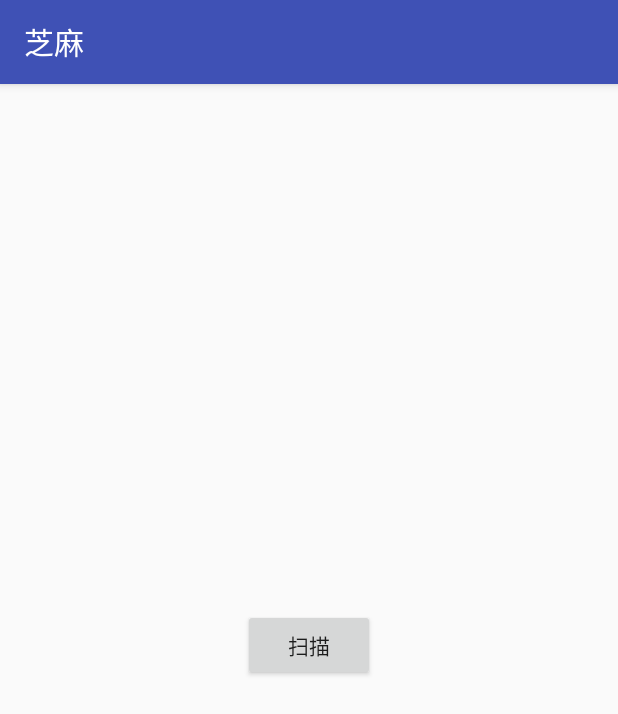
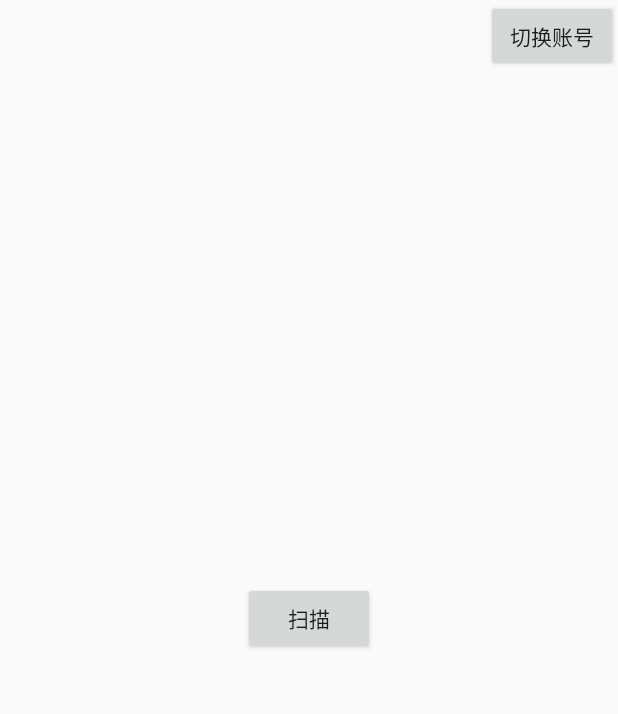
Before and after one commit to thsai/sesame, an Android app: the QTActivity screen opened directly, with no data from a screen before it, on a phone screen of 412 x 824 dp. Shown: the top 714 px of the screen. Run offline under Robolectric (Android 15) with nearby library versions, the phone set to English and light mode, and no system bars; our stand-ins replace ButterKnife; libraries missing offline, so code that uses them is left out: com.zhy.m, retrofit2.adapter.rxjava, rx.android.schedulers, rx.schedulers.

Commit message:
增加登录功能  增加闪屏页

```diff
--- a/app/src/main/java/com/qr/sesame/api/QRService.java
+++ b/app/src/main/java/com/qr/sesame/api/QRService.java
@@ -15,6 +15,9 @@ public interface QRService {
     Observable<SuccessData> scan(@Query("method") String method,@Query("isPass") String isPass);
 
     @GET("RegistServlet")
-    Observable<SuccessData> register(@Query("idcard") String idcard,@Query("name") String name,@Query("password") String password);
+    Observable<SuccessData> register(@Query("method") String method,@Query("idcard") String idcard,@Query("name") String name,@Query("password") String password);
+
+    @GET("LoginServlet")
+    Observable<SuccessData> login(@Query("idcard") String idcard,@Query("name") String name,@Query("password") String password);
 
 }
--- a/app/src/main/java/com/qr/sesame/constant/BundleKey.java
+++ b/app/src/main/java/com/qr/sesame/constant/BundleKey.java
@@ -9,4 +9,5 @@ public class BundleKey {
     public static final String KEY_PSD="KEY_PSD";
     public static final String KEY_ID="KEY_ID";
     public static final String KEY_IP="KEY_IP";
+    public static final String KEY_APPROVE_STATUS="KEY_APPROVE_STATUS";
 }
--- a/app/src/main/java/com/qr/sesame/view/QTActivity.java
+++ b/app/src/main/java/com/qr/sesame/view/QTActivity.java
@@ -52,6 +52,7 @@ public class QTActivity extends BaseActivity implements View.OnClickListener {
     Button scan;
     @BindView(R.id.result)
     TextView tvResult;
+    Button btn_change;
 
     @Override
     protected void onCreate(@Nullable Bundle savedInstanceState) {
@@ -61,6 +62,8 @@ public class QTActivity extends BaseActivity implements View.OnClickListener {
         scan = (Button) findViewById(R.id.scan);
         tvResult = (TextView) findViewById(R.id.result);
         scan.setOnClickListener(this);
+        btn_change = (Button) findViewById(R.id.btn_change);
+        btn_change.setOnClickListener(this);
     }
 
     @Override
@@ -68,6 +71,9 @@ public class QTActivity extends BaseActivity implements View.OnClickListener {
         switch (v.getId()) {
             case R.id.scan:
                 customScan();
+                break;
+            case R.id.btn_change:
+                startActivity(new Intent(QTActivity.this, MainActivity.class));
                 break;
         }
     }
@@ -115,13 +121,14 @@ public class QTActivity extends BaseActivity implements View.OnClickListener {
                 tvResult.setText(result);
                 Gson gson = new Gson();
                 try {
+                    UserInfo cache=UserInfoSharedPrefsUtil.getUserInfoCache(this);
                     List<UserInfo> userInfos = jsonToArrayList(result, UserInfo.class);
                     for (int i = 0; i < userInfos.size(); i++) {
                         UserInfo userInfo = userInfos.get(i);
                         //二维码内容和本地保存的用户信息一致则开门
-                        if (userInfo.getName().equals(UserInfoSharedPrefsUtil.getUserInfoCache(this).getName())
-                                && userInfo.getPassword().equals(UserInfoSharedPrefsUtil.getUserInfoCache(this).getPassword())
-                                && userInfo.getIdcard().equals(UserInfoSharedPrefsUtil.getUserInfoCache(this).getIdcard())) {
+                        if (userInfo.getName().equals(cache.getName())
+                                && userInfo.getPassword().equals(cache.getPassword())
+                                && userInfo.getIdcard().equals(cache.getIdcard())) {
                             openDoor();
                             return;
                         }
@@ -178,7 +185,7 @@ public class QTActivity extends BaseActivity implements View.OnClickListener {
                 .build();
 
         QRService qrService = retrofit.create(QRService.class);
-        qrService.scan("scanQRCode","true")
+        qrService.scan("scanQRCode", "true")
                 .subscribeOn(Schedulers.io())
                 .observeOn(AndroidSchedulers.mainThread())
                 .subscribe(new Subscriber<SuccessData>() {
@@ -194,9 +201,10 @@ public class QTActivity extends BaseActivity implements View.OnClickListener {
 
                     @Override
                     public void onNext(SuccessData successData) {
-                        if (successData.getStatus() == 1)
-                            ToastUtil.shortToast(QTActivity.this, "芝麻开门");
-                        else
+                        if (successData.getStatus() == 1) {
+                            ToastUtil.shortToast(QTActivity.this, successData.getMsg());
+
+                        } else
                             ToastUtil.shortToast(QTActivity.this, successData.getMsg());
                     }
                 });
--- a/app/src/main/res/layout/qt_activity.xml
+++ b/app/src/main/res/layout/qt_activity.xml
@@ -1,20 +1,27 @@
 <?xml version="1.0" encoding="utf-8"?>
-<LinearLayout xmlns:android="http://schemas.android.com/apk/res/android"
+<RelativeLayout xmlns:android="http://schemas.android.com/apk/res/android"
     android:layout_width="match_parent"
-    android:layout_height="match_parent"
-    android:gravity="center"
-    android:orientation="vertical">
+    android:layout_height="match_parent">
 
     <Button
+        android:id="@+id/btn_change"
+        android:text="切换账号"
+        android:layout_alignParentRight="true"
+        android:layout_width="wrap_content"
+        android:layout_height="wrap_content" />
+    <Button
+        android:layout_centerInParent="true"
         android:id="@+id/scan"
         android:layout_width="wrap_content"
         android:layout_height="wrap_content"
         android:text="扫描" />
 
     <TextView
+        android:layout_marginTop="10dp"
+        android:layout_below="@id/scan"
         android:id="@+id/result"
         android:layout_width="match_parent"
         android:layout_height="wrap_content"
         android:gravity="center" />
 
-</LinearLayout>
+</RelativeLayout>
```
Also changed, not shown: app/src/main/AndroidManifest.xml (+8 -4 lines), app/src/main/java/com/qr/sesame/constant/Status.java (added, +12 -0 lines), app/src/main/java/com/qr/sesame/view/MainActivity.java (+75 -30 lines), app/src/main/java/com/qr/sesame/view/SplashActivity.java (added, +113 -0 lines), app/src/main/res/layout/activity_main.xml (+8 -0 lines), app/src/main/res/layout/approve_activity.xml (added, +19 -0 lines), app/src/main/res/layout/splash_activity.xml (added, +11 -0 lines), app/src/main/res/drawable/door.jpg (added).
